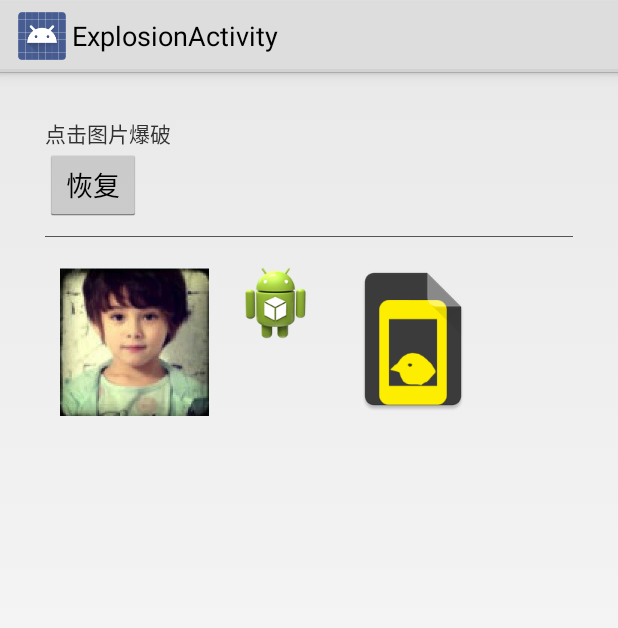
After one commit to meikaiss/framework, an Android app: the ExplosionActivity screen opened directly, with no data from a screen before it, on a phone screen of 412 x 824 dp. The commit adds this screen. Shown: the top 628 px of the screen. Run offline under Robolectric (Android 15) with nearby library versions, the phone set to English and light mode, and no system bars; our stand-ins replace CircleImageView.

Commit message:
增加View爆破效果类，及其测试用例

```diff
--- a/app/src/main/AndroidManifest.xml
+++ b/app/src/main/AndroidManifest.xml
@@ -18,6 +18,8 @@
 
         <activity android:name=".FlowLayoutActivity"/>
         <activity android:name=".ScrollLayoutActivity"/>
+        <activity android:name=".ExplosionActivity"/>
+
     </application>
 
 </manifest>
--- /dev/null
+++ b/app/src/main/java/com/android/framework/demo/ExplosionActivity.java
@@ -0,0 +1,63 @@
+package com.android.framework.demo;
+
+import android.app.Activity;
+import android.os.Bundle;
+import android.view.View;
+import android.widget.ImageView;
+
+import com.android.framework.view.explosion.ExplosionView;
+
+/**
+ * Created by meikai on 15/10/15.
+ */
+public class ExplosionActivity extends Activity implements View.OnClickListener{
+
+    ExplosionView explosionView;
+
+    ImageView imageView01;
+    ImageView imageView02;
+    ImageView imageView03;
+
+    @Override
+    protected void onCreate(Bundle savedInstanceState) {
+        super.onCreate(savedInstanceState);
+        setContentView(R.layout.activity_explosion);
+
+        this.setTitle(this.getClass().getSimpleName());
+
+        explosionView = ExplosionView.attach2Window(this);
+
+        imageView01 = (ImageView)findViewById(R.id.imageview_01);
+        imageView02 = (ImageView)findViewById(R.id.imageview_02);
+        imageView03 = (ImageView)findViewById(R.id.imageview_03);
+    }
+
+    @Override
+    public void onClick(View v) {
+        switch (v.getId()){
+            case R.id.imageview_01:
+            case R.id.imageview_02:
+            case R.id.imageview_03:
+                explosionView.explode(v);
+                v.setOnClickListener(null);
+                break;
+            case R.id.btn_reset:
+                imageView01.setScaleX(1.0f);
+                imageView01.setScaleY(1.0f);
+                imageView01.setAlpha(1.0f);
+                imageView01.setOnClickListener(this);
+
+                imageView02.setScaleX(1.0f);
+                imageView02.setScaleY(1.0f);
+                imageView02.setAlpha(1.0f);
+                imageView02.setOnClickListener(this);
+
+                imageView03.setScaleX(1.0f);
+                imageView03.setScaleY(1.0f);
+                imageView03.setAlpha(1.0f);
+                imageView03.setOnClickListener(this);
+                break;
+        }
+    }
+
+}
--- a/app/src/main/java/com/android/framework/demo/FlowLayoutActivity.java
+++ b/app/src/main/java/com/android/framework/demo/FlowLayoutActivity.java
@@ -10,7 +10,8 @@ public class FlowLayoutActivity extends Activity {
     @Override
     protected void onCreate(Bundle savedInstanceState) {
         super.onCreate(savedInstanceState);
+        setContentView(R.layout.activity_flowlayout);
 
-        setContentView(R.layout.activity_flowlayout);
+        this.setTitle(this.getClass().getSimpleName());
     }
 }
--- a/app/src/main/java/com/android/framework/demo/MainActivity.java
+++ b/app/src/main/java/com/android/framework/demo/MainActivity.java
@@ -15,7 +15,7 @@ import android.widget.ListView;
 public class MainActivity extends Activity {
 
     private ListView listView;
-    private Class<?>[] classes = {FlowLayoutActivity.class, ScrollLayoutActivity.class};
+    private Class<?>[] classes = {FlowLayoutActivity.class, ScrollLayoutActivity.class, ExplosionActivity.class};
 
     @Override
     protected void onCreate(Bundle savedInstanceState) {
--- a/app/src/main/java/com/android/framework/demo/ScrollLayoutActivity.java
+++ b/app/src/main/java/com/android/framework/demo/ScrollLayoutActivity.java
@@ -15,6 +15,7 @@ public class ScrollLayoutActivity extends Activity {
         super.onCreate(savedInstanceState);
         setContentView(R.layout.activity_scrolllayout);
 
+        this.setTitle(this.getClass().getSimpleName());
     }
 
 
--- /dev/null
+++ b/app/src/main/res/layout/activity_explosion.xml
@@ -0,0 +1,58 @@
+<?xml version="1.0" encoding="utf-8"?>
+<LinearLayout xmlns:android="http://schemas.android.com/apk/res/android"
+    android:id="@+id/explosion_root"
+    android:layout_width="match_parent"
+    android:layout_height="match_parent"
+    android:orientation="vertical"
+    android:padding="30dp">
+
+    <TextView
+        android:layout_width="wrap_content"
+        android:layout_height="wrap_content"
+        android:text="点击图片爆破" />
+
+    <Button
+        android:id="@+id/btn_reset"
+        android:layout_width="wrap_content"
+        android:layout_height="wrap_content"
+        android:onClick="onClick"
+        android:text="恢复" />
+
+    <View
+        android:layout_width="match_parent"
+        android:layout_height="1px"
+        android:layout_marginBottom="10dp"
+        android:layout_marginTop="10dp"
+        android:background="#555" />
+
+    <LinearLayout
+        android:layout_width="match_parent"
+        android:layout_height="wrap_content">
+
+        <ImageView
+            android:id="@+id/imageview_01"
+            android:layout_width="wrap_content"
+            android:layout_height="wrap_content"
+            android:layout_margin="10dp"
+            android:onClick="onClick"
+            android:src="@drawable/explosion_01" />
+
+        <ImageView
+            android:id="@+id/imageview_02"
+            android:layout_width="wrap_content"
+            android:layout_height="wrap_content"
+            android:layout_margin="10dp"
+            android:onClick="onClick"
+            android:src="@drawable/explosion_02" />
+
+        <ImageView
+            android:id="@+id/imageview_03"
+            android:layout_width="wrap_content"
+            android:layout_height="wrap_content"
+            android:layout_margin="10dp"
+            android:onClick="onClick"
+            android:src="@drawable/explosion_03" />
+
+    </LinearLayout>
+
+</LinearLayout>
--- a/libframework/src/main/java/com/android/framework/Utils/StringUtil.java
+++ b/libframework/src/main/java/com/android/framework/Utils/StringUtil.java
@@ -16,4 +16,9 @@ public final class StringUtil {
     public static boolean isNotEmpty(String source){
         return !isEmpty(source);
     }
+
+    public static boolean isEmptyOrLiterallyNull(String s){
+        return isEmpty(s) || "null".equals(s);
+    }
+
 }
--- /dev/null
+++ b/libframework/src/main/java/com/android/framework/view/explosion/ExplosionView.java
@@ -0,0 +1,127 @@
+/*
+ * Copyright (C) 2015 tyrantgit
+ *
+ * Licensed under the Apache License, Version 2.0 (the "License");
+ * you may not use this file except in compliance with the License.
+ * You may obtain a copy of the License at
+ *
+ *      http://www.apache.org/licenses/LICENSE-2.0
+ *
+ * Unless required by applicable law or agreed to in writing, software
+ * distributed under the License is distributed on an "AS IS" BASIS,
+ * WITHOUT WARRANTIES OR CONDITIONS OF ANY KIND, either express or implied.
+ * See the License for the specific language governing permissions and
+ * limitations under the License.
+ */
+package com.android.framework.view.explosion;
+
+import android.animation.Animator;
+import android.animation.AnimatorListenerAdapter;
+import android.animation.ValueAnimator;
+import android.app.Activity;
+import android.content.Context;
+import android.graphics.Bitmap;
+import android.graphics.Canvas;
+import android.graphics.Rect;
+import android.util.AttributeSet;
+import android.view.View;
+import android.view.ViewGroup;
+import android.view.Window;
+
+import java.util.ArrayList;
+import java.util.Arrays;
+import java.util.List;
+import java.util.Random;
+
+
+public class ExplosionView extends View {
+
+    private List<ExplosionAnimator> mExplosions = new ArrayList<>();
+    private int[] mExpandInset = new int[2];
+
+    public ExplosionView(Context context) {
+        super(context);
+        init();
+    }
+
+    public ExplosionView(Context context, AttributeSet attrs) {
+        super(context, attrs);
+        init();
+    }
+
+    public ExplosionView(Context context, AttributeSet attrs, int defStyleAttr) {
+        super(context, attrs, defStyleAttr);
+        init();
+    }
+
+    private void init() {
+        Arrays.fill(mExpandInset, ExplosionUtils.dp2Px(32));
+    }
+
+    @Override
+    protected void onDraw(Canvas canvas) {
+        super.onDraw(canvas);
+        for (ExplosionAnimator explosion : mExplosions) {
+            explosion.draw(canvas);
+        }
+    }
+
+    public void expandExplosionBound(int dx, int dy) {
+        mExpandInset[0] = dx;
+        mExpandInset[1] = dy;
+    }
+
+    public void explode(Bitmap bitmap, Rect bound, long startDelay, long duration) {
+        final ExplosionAnimator explosion = new ExplosionAnimator(this, bitmap, bound);
+        explosion.addListener(new AnimatorListenerAdapter() {
+            @Override
+            public void onAnimationEnd(Animator animation) {
+                mExplosions.remove(animation);
+            }
+        });
+        explosion.setStartDelay(startDelay);
+        explosion.setDuration(duration);
+        mExplosions.add(explosion);
+        explosion.start();
+    }
+
+    public void explode(final View view) {
+        Rect r = new Rect();
+        view.getGlobalVisibleRect(r);
+        int[] location = new int[2];
+        getLocationOnScreen(location);
+        r.offset(location[0], -location[1]);
+        r.inset(-mExpandInset[0], -mExpandInset[1]);
+        int startDelay = 100;
+        ValueAnimator animator = ValueAnimator.ofFloat(new float[]{0f, 1f}).setDuration(150);
+        animator.addUpdateListener(new ValueAnimator.AnimatorUpdateListener() {
+
+            Random random = new Random();
+
+            @Override
+            public void onAnimationUpdate(ValueAnimator animation) {
+                view.setTranslationX((random.nextFloat() - 0.5f) * view.getWidth() * 0.05f);
+                view.setTranslationY((random.nextFloat() - 0.5f) * view.getHeight() * 0.05f);
+
+            }
+        });
+        animator.start();
+        view.animate().setDuration(150).setStartDelay(startDelay).scaleX(0f).scaleY(0f).alpha(0f).start();
+        explode(ExplosionUtils.createBitmapFromView(view), r, startDelay, ExplosionAnimator.DEFAULT_DURATION);
+    }
+
+    public void clear() {
+        mExplosions.clear();
+        invalidate();
+    }
+
+    public static ExplosionView attach2Window(Activity activity) {
+        ViewGroup rootView = (ViewGroup) activity.findViewById(Window.ID_ANDROID_CONTENT);
+        ExplosionView explosionView = new ExplosionView(activity);
+        rootView.addView(explosionView, new ViewGroup.LayoutParams(
+                ViewGroup.LayoutParams.MATCH_PARENT, ViewGroup.LayoutParams.MATCH_PARENT));
+        return explosionView;
+    }
+
+
+}
```
Also changed, not shown: libframework/src/main/java/com/android/framework/view/explosion/ExplosionAnimator.java (added, +150 -0 lines), libframework/src/main/java/com/android/framework/view/explosion/ExplosionUtils.java (added, +72 -0 lines), app/src/main/res/drawable-xhdpi/explosion_01.jpg (added), app/src/main/res/drawable-xhdpi/explosion_02.png (added), app/src/main/res/drawable-xhdpi/explosion_03.png (added).
